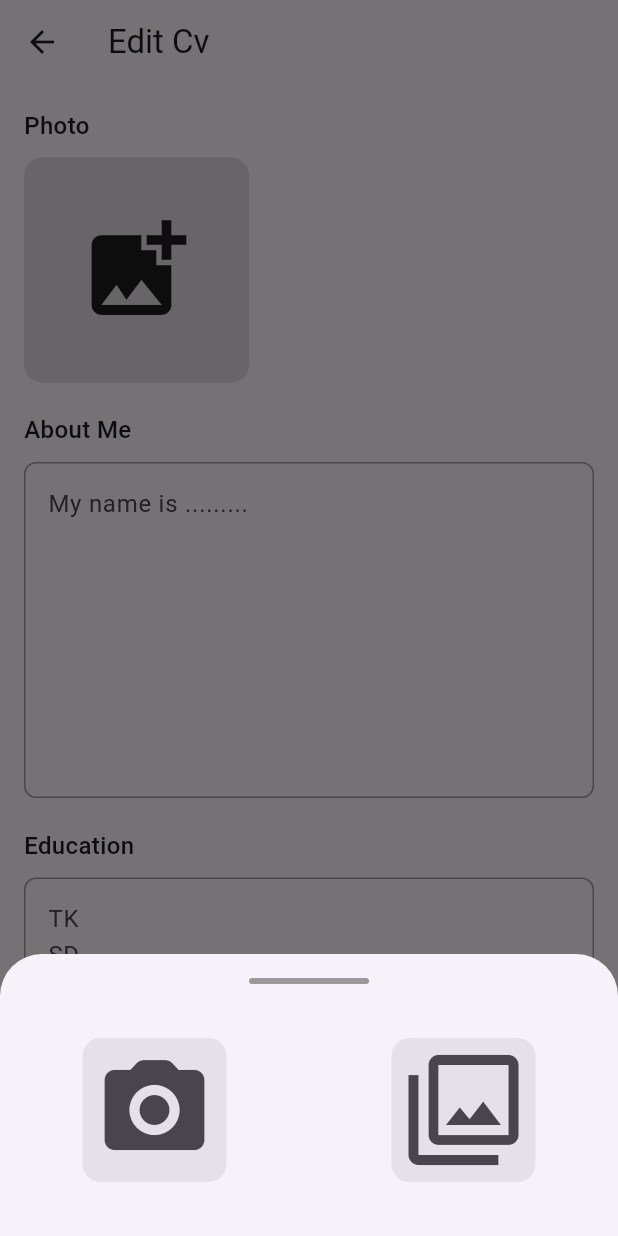
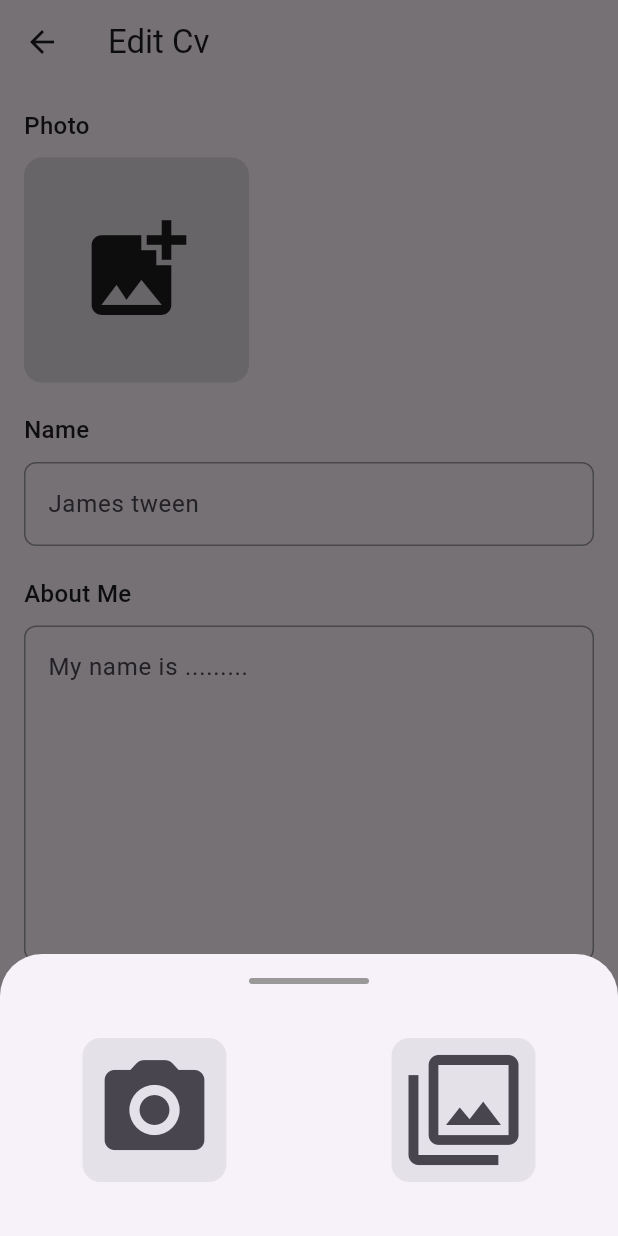
Before and after one commit to ziii19/cv-pdf-maker, a Flutter app: the InputCv screen opened directly, after a tap on the "add photo alternate" icon, on a phone screen of 412 x 824 dp. Run offline on Flutter 3.47's test engine with Material 3 defaults, Android fonts, the phone set to English and light mode, and no system bars; our stand-ins replace equatable, flutter_bloc, image_picker, permission_handler.

Commit message:
feat: add implements bloc to app

```diff
--- a/lib/core/helper/image_helper.dart
+++ b/lib/core/helper/image_helper.dart
@@ -7,14 +7,14 @@ import 'package:image_picker/image_picker.dart';
 class ImageHelper {
   ImageHelper._();
 
-  static Future<String?> getImage(ImageSource source) async {
+  static Future<XFile?> getImage(ImageSource source) async {
     try {
       final picker = ImagePicker();
 
       final image = await picker.pickImage(source: source);
 
       if (image != null) {
-        return base64Encode(await image.readAsBytes());
+        return image;
       }
       return null;
     } catch (e) {
--- a/lib/home/blocs/input/input_event.dart
+++ b/lib/home/blocs/input/input_event.dart
@@ -4,22 +4,47 @@ class InputEvent extends Equatable {
   const InputEvent();
 
   @override
-  List<Object> get props => [];
+  List<Object?> get props => [];
 }
 
 class InitialInput extends InputEvent {}
 
 class ChangeInput extends InputEvent {
-  final InputModel input;
+  final String? name;
+  final String? about;
+  final String? education;
+  final String? language;
+  final String? skills;
+  final String? organization;
+  final String? filePath;
 
-  const ChangeInput({required this.input});
+  const ChangeInput({
+    this.name,
+    this.about,
+    this.education,
+    this.language,
+    this.skills,
+    this.organization,
+    this.filePath,
+  });
 
   @override
-  List<Object> get props => [input];
+  List<Object?> get props => [
+        name,
+        about,
+        education,
+        language,
+        skills,
+        organization,
+        filePath,
+      ];
 }
 
 class ChangeImageInput extends InputEvent {
   final ImageSource source;
 
   const ChangeImageInput({required this.source});
+
+  @override
+  List<Object> get props => [source];
 }
--- a/lib/home/blocs/input/input_state.dart
+++ b/lib/home/blocs/input/input_state.dart
@@ -9,29 +9,43 @@ class InputState extends Equatable {
     this.skills,
     this.language,
     this.organization,
+    this.filePath,
   });
 
   factory InputState.initial() {
     return const InputState();
   }
 
-  final String? image;
+  InputState get input {
+    return InputState(
+        name: name ?? '',
+        image: image,
+        about: about ?? '',
+        education: education ?? '',
+        skills: skills ?? '',
+        language: language ?? '',
+        organization: organization ?? '',
+        filePath: filePath ?? '');
+  }
+
+  final XFile? image;
   final String? name;
   final String? about;
   final String? education;
   final String? skills;
   final String? language;
   final String? organization;
+  final String? filePath;
 
-  InputState copywith({
-    String? image,
+  InputState copywith(
+      {XFile? image,
       String? name,
       String? about,
       String? education,
       String? skills,
       String? language,
       String? organization,
-  }) {
+      String? filePath}) {
     return InputState(
       image: image ?? this.image,
       name: name ?? this.name,
@@ -40,10 +54,11 @@ class InputState extends Equatable {
       skills: skills ?? this.skills,
       language: language ?? this.language,
       organization: organization ?? this.organization,
+      filePath: filePath ?? this.filePath,
     );
   }
 
   @override
   List<Object?> get props =>
-      [image, name, about, education, skills, language, organization];
+      [image, name, about, education, skills, language, organization, filePath];
 }
--- a/lib/home/models/input_model.dart
+++ b/lib/home/models/input_model.dart
@@ -5,7 +5,7 @@ part 'input_model.g.dart';
 
 @JsonSerializable()
 class InputModel extends Equatable {
-  final String image;
+  final String? image;
   final String name;
   final String about;
   final String education;
@@ -14,7 +14,7 @@ class InputModel extends Equatable {
   final String organization;
 
   const InputModel({
-    required this.image,
+    this.image,
     required this.name,
     required this.about,
     required this.education,
--- a/lib/home/pages/input/page.dart
+++ b/lib/home/pages/input/page.dart
@@ -1,9 +1,19 @@
+import 'dart:io';
+
 import 'package:create_pdf/core/components/content_sheets.dart';
 import 'package:create_pdf/core/components/regular_text_input.dart';
-import 'package:create_pdf/core/helper/image_helper.dart';
+import 'package:create_pdf/core/template/cv_template.dart';
+import 'package:create_pdf/home/blocs/input/input_bloc.dart';
+import 'package:create_pdf/home/home.dart';
+import 'package:flutter/cupertino.dart';
 import 'package:flutter/material.dart';
 import 'package:flutter/rendering.dart';
+import 'package:flutter_bloc/flutter_bloc.dart';
 import 'package:image_picker/image_picker.dart';
+
+part 'section/pick_confirm_section.dart';
+part 'section/input_section.dart';
+part 'section/save_section.dart';
 
 class InputCv extends StatefulWidget {
   const InputCv({super.key});
@@ -20,6 +30,7 @@ class _InputCvState extends State<InputCv> {
   @override
   void initState() {
     super.initState();
+    context.read<InputBloc>().add(InitialInput());
     _scrollController.addListener(() {
       if (_scrollController.position.userScrollDirection ==
           ScrollDirection.reverse) {
@@ -56,7 +67,21 @@ class _InputCvState extends State<InputCv> {
                   onTap: () {
                     pickImageFrom();
                   },
-                  child: Container(
+                  child: BlocBuilder<InputBloc, InputState>(
+                    builder: (context, state) {
+                      if (state.image != null) {
+                        return Container(
+                          width: 150,
+                          height: 150,
+                          decoration: BoxDecoration(
+                              color: Colors.grey.withOpacity(.3),
+                              borderRadius: BorderRadius.circular(12),
+                              image: DecorationImage(
+                                  image: FileImage(File(state.image!.path)),
+                                  fit: BoxFit.cover)),
+                        );
+                      }
+                      return Container(
                         width: 150,
                         height: 150,
                         decoration: BoxDecoration(
@@ -66,28 +91,12 @@ class _InputCvState extends State<InputCv> {
                           Icons.add_photo_alternate,
                           size: 80,
                         ),
+                      );
+                    },
                   ),
                 ),
                 const SizedBox(height: 20),
-                const InputTitle('About Me'),
-                const RegularTextInput(
-                  hintText: 'My name is .........',
-                  maxLines: 8,
-                ),
-                const SizedBox(height: 20),
-                const InputTitle('Education'),
-                const RegularTextInput(hintText: 'TK\nSD\nSMP\nSMA'),
-                const SizedBox(height: 20),
-                const InputTitle('Skills'),
-                const RegularTextInput(hintText: 'Content Writing\nProgrammer'),
-                const SizedBox(height: 20),
-                const InputTitle('Language'),
-                const RegularTextInput(hintText: 'English\nIndonesia'),
-                const SizedBox(height: 20),
-                const InputTitle('Organization Experience'),
-                const RegularTextInput(
-                    hintText:
-                        '2017 - 2018 Pramuka SD Wapinru\n2019 - 2020 Pramuka SMP Pinru\nJuly 2022 - present PMR Bendahara'),
+                const _InputSection(),
                 const SizedBox(height: 100),
               ],
             ),
@@ -99,20 +108,27 @@ class _InputCvState extends State<InputCv> {
         height: _isVisible ? kBottomNavigationBarHeight : 0.0,
         child: Wrap(
           children: [
-            Padding(
-              padding: const EdgeInsets.only(left: 20, right: 20, bottom: 20),
+            BlocBuilder<InputBloc, InputState>(
+              builder: (context, state) {
+                return Padding(
+                  padding:
+                      const EdgeInsets.only(left: 20, right: 20, bottom: 20),
                   child: SizedBox(
                     width: double.infinity,
                     child: ElevatedButton(
                         style: ElevatedButton.styleFrom(
                           backgroundColor: Colors.blue,
                         ),
-                    onPressed: () {},
+                        onPressed: () {
+                          saveat();
+                        },
                         child: const Text(
                           'Download CV',
                           style: TextStyle(color: Colors.white),
                         )),
                   ),
+                );
+              },
             ),
           ],
         ),
@@ -120,50 +136,19 @@ class _InputCvState extends State<InputCv> {
     );
   }
 
+  void saveat() {
+    showModalBottomSheet(
+      isScrollControlled: true,
+      context: context,
+      builder: (context) => const _SaveSection(),
+    );
+  }
+
   void pickImageFrom() {
     showModalBottomSheet(
+      isScrollControlled: true,
       context: context,
-      builder: (context) => ContentSheet(
-          child: Padding(
-        padding: const EdgeInsets.symmetric(vertical: 20.0),
-        child: Row(
-          mainAxisAlignment: MainAxisAlignment.spaceAround,
-          children: [
-            Container(
-              margin: const EdgeInsets.all(16),
-              decoration: BoxDecoration(
-                borderRadius: BorderRadius.circular(12),
-                color: Colors.grey.withOpacity(.2),
-              ),
-              child: IconButton(
-                  onPressed: () {
-                    ImageHelper.getImage(ImageSource.camera);
-                    Navigator.pop(context);
-                  },
-                  icon: const Icon(
-                    Icons.camera_alt_rounded,
-                    size: 80,
-                  )),
-            ),
-            Container(
-              margin: const EdgeInsets.all(16),
-              decoration: BoxDecoration(
-                borderRadius: BorderRadius.circular(12),
-                color: Colors.grey.withOpacity(.2),
-              ),
-              child: IconButton(
-                  onPressed: () {
-                    ImageHelper.getImage(ImageSource.gallery);
-                    Navigator.pop(context);
-                  },
-                  icon: const Icon(
-                    Icons.filter,
-                    size: 80,
-                  )),
-            ),
-          ],
-        ),
-      )),
+      builder: (context) => const _PickConfirm(),
     );
   }
 }
--- /dev/null
+++ b/lib/home/pages/input/section/input_section.dart
@@ -0,0 +1,103 @@
+part of '../page.dart';
+
+class _InputSection extends StatefulWidget {
+  const _InputSection();
+
+  @override
+  State<_InputSection> createState() => _InputSectionState();
+}
+
+class _InputSectionState extends State<_InputSection> {
+  TextEditingController nameController = TextEditingController();
+  TextEditingController aboutController = TextEditingController();
+  TextEditingController educationController = TextEditingController();
+  TextEditingController skillsController = TextEditingController();
+  TextEditingController languageController = TextEditingController();
+  TextEditingController organizationController = TextEditingController();
+
+  @override
+  void initState() {
+    nameController.addListener(() {
+      context.read<InputBloc>().add(ChangeInput(name: nameController.text));
+    });
+    aboutController.addListener(() {
+      context.read<InputBloc>().add(ChangeInput(about: aboutController.text));
+    });
+    educationController.addListener(() {
+      context
+          .read<InputBloc>()
+          .add(ChangeInput(education: educationController.text));
+    });
+    skillsController.addListener(() {
+      context.read<InputBloc>().add(ChangeInput(skills: skillsController.text));
+    });
+    languageController.addListener(() {
+      context
+          .read<InputBloc>()
+          .add(ChangeInput(language: languageController.text));
+    });
+    organizationController.addListener(() {
+      context
+          .read<InputBloc>()
+          .add(ChangeInput(organization: organizationController.text));
+    });
+    super.initState();
+  }
+
+  @override
+  void dispose() {
+    nameController.dispose();
+    aboutController.dispose();
+    educationController.dispose();
+    skillsController.dispose();
+    languageController.dispose();
+    organizationController.dispose();
+    super.dispose();
+  }
+
+  @override
+  Widget build(BuildContext context) {
+    return Column(
+      crossAxisAlignment: CrossAxisAlignment.start,
+      children: [
+        const InputTitle('Name'),
+        RegularTextInput(
+          hintText: 'James tween',
+          controller: nameController,
+        ),
+        const SizedBox(height: 20),
+        const InputTitle('About Me'),
+        RegularTextInput(
+          hintText: 'My name is .........',
+          maxLines: 8,
+          controller: aboutController,
+        ),
+        const SizedBox(height: 20),
+        const InputTitle('Education'),
+        RegularTextInput(
+          hintText: 'TK\nSD\nSMP\nSMA',
+          controller: educationController,
+        ),
+        const SizedBox(height: 20),
+        const InputTitle('Skills'),
+        RegularTextInput(
+          hintText: 'Content Writing\nProgrammer',
+          controller: skillsController,
+        ),
+        const SizedBox(height: 20),
+        const InputTitle('Language'),
+        RegularTextInput(
+          hintText: 'English\nIndonesia',
+          controller: languageController,
+        ),
+        const SizedBox(height: 20),
+        const InputTitle('Organization Experience'),
+        RegularTextInput(
+          hintText:
+              '2017 - 2018 Pramuka SD Wapinru\n2019 - 2020 Pramuka SMP Pinru\nJuly 2022 - present PMR Bendahara',
+          controller: organizationController,
+        ),
+      ],
+    );
+  }
+}
--- /dev/null
+++ b/lib/home/pages/input/section/pick_confirm_section.dart
@@ -0,0 +1,54 @@
+part of '../page.dart';
+
+class _PickConfirm extends StatelessWidget {
+  const _PickConfirm();
+
+  @override
+  Widget build(BuildContext context) {
+    return ContentSheet(
+        child: Padding(
+      padding: const EdgeInsets.symmetric(vertical: 20.0),
+      child: Row(
+        mainAxisAlignment: MainAxisAlignment.spaceAround,
+        children: [
+          Container(
+            margin: const EdgeInsets.all(16),
+            decoration: BoxDecoration(
+              borderRadius: BorderRadius.circular(12),
+              color: Colors.grey.withOpacity(.2),
+            ),
+            child: IconButton(
+                onPressed: () {
+                  context
+                      .read<InputBloc>()
+                      .add(const ChangeImageInput(source: ImageSource.camera));
+                  Navigator.pop(context);
+                },
+                icon: const Icon(
+                  Icons.camera_alt_rounded,
+                  size: 80,
+                )),
+          ),
+          Container(
+            margin: const EdgeInsets.all(16),
+            decoration: BoxDecoration(
+              borderRadius: BorderRadius.circular(12),
+              color: Colors.grey.withOpacity(.2),
+            ),
+            child: IconButton(
+                onPressed: () {
+                  context
+                      .read<InputBloc>()
+                      .add(const ChangeImageInput(source: ImageSource.gallery));
+                  Navigator.pop(context);
+                },
+                icon: const Icon(
+                  Icons.filter,
+                  size: 80,
+                )),
+          ),
+        ],
+      ),
+    ));
+  }
+}
```
Also changed, not shown: lib/app/app.dart (+10 -5 lines), lib/core/template/cv_template.dart (added, +128 -0 lines), lib/home/blocs/input/input_bloc.dart (+7 -7 lines), lib/home/pages/input/section/save_section.dart (added, +86 -0 lines), lib/main.dart (+1 -113 lines), lib/home/models/input_model.g.dart. Lines whose indentation alone changed are shown as unchanged.
